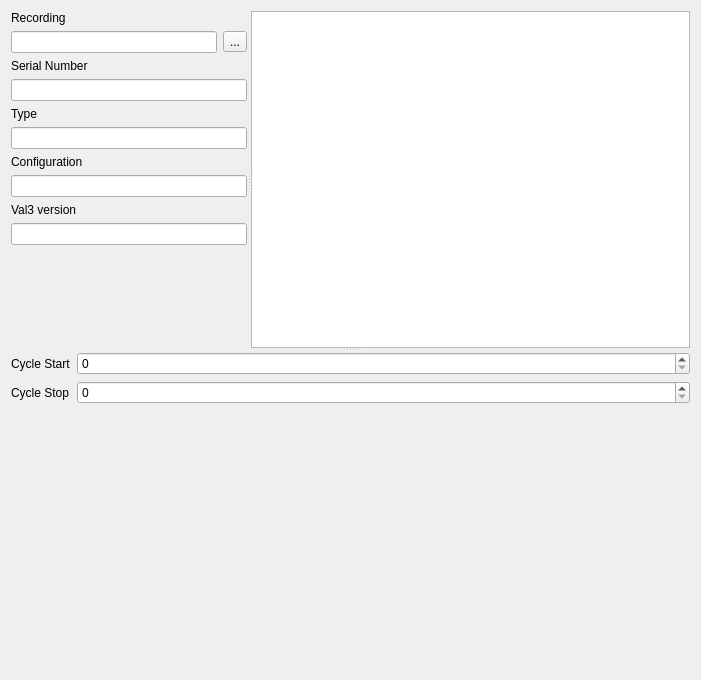
vdg1/cs8RecorderReader, file formprojectdata.ui: the form before one commit.
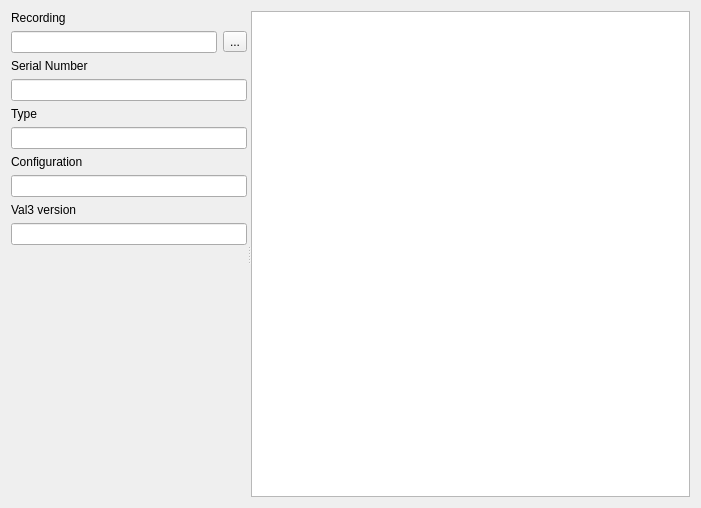
The form after the commit.

Patch:
```diff
--- a/formprojectdata.ui
+++ b/formprojectdata.ui
@@ -7,7 +7,7 @@
     <x>0</x>
     <y>0</y>
     <width>701</width>
-    <height>680</height>
+    <height>508</height>
    </rect>
   </property>
   <property name="windowTitle">
@@ -123,52 +123,6 @@
       </widget>
       <widget class="QTableView" name="tableView"/>
      </widget>
-     <widget class="QWidget" name="layoutWidget">
-      <layout class="QHBoxLayout" name="horizontalLayout_2">
-       <item>
-        <layout class="QFormLayout" name="formLayout">
-         <item row="0" column="0">
-          <widget class="QLabel" name="label_6">
-           <property name="text">
-            <string>Cycle Start</string>
-           </property>
-          </widget>
-         </item>
-         <item row="0" column="1">
-          <widget class="QSpinBox" name="spCycleStart">
-           <property name="singleStep">
-            <number>20</number>
-           </property>
-          </widget>
-         </item>
-         <item row="1" column="0">
-          <widget class="QLabel" name="label_7">
-           <property name="text">
-            <string>Cycle Stop</string>
-           </property>
-          </widget>
-         </item>
-         <item row="1" column="1">
-          <widget class="QSpinBox" name="spCyleStop">
-           <property name="singleStep">
-            <number>20</number>
-           </property>
-          </widget>
-         </item>
-         <item row="2" column="0" colspan="2">
-          <widget class="QWidget" name="widget" native="true">
-           <property name="minimumSize">
-            <size>
-             <width>0</width>
-             <height>200</height>
-            </size>
-           </property>
-          </widget>
-         </item>
-        </layout>
-       </item>
-      </layout>
-     </widget>
     </widget>
    </item>
   </layout>
```
